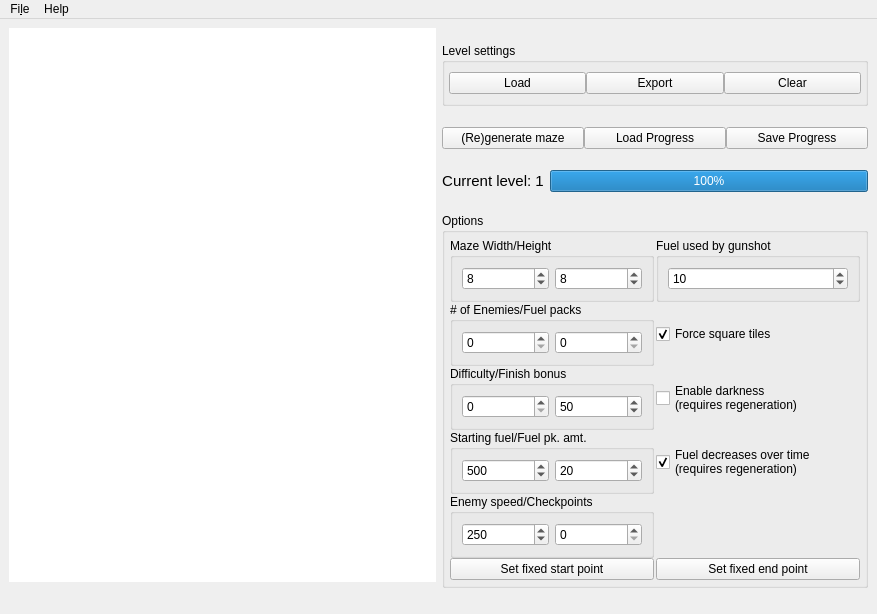
Before: the Qt Designer form mazegame.ui in GLolol/trulyamazed, drawn with Qt 5.
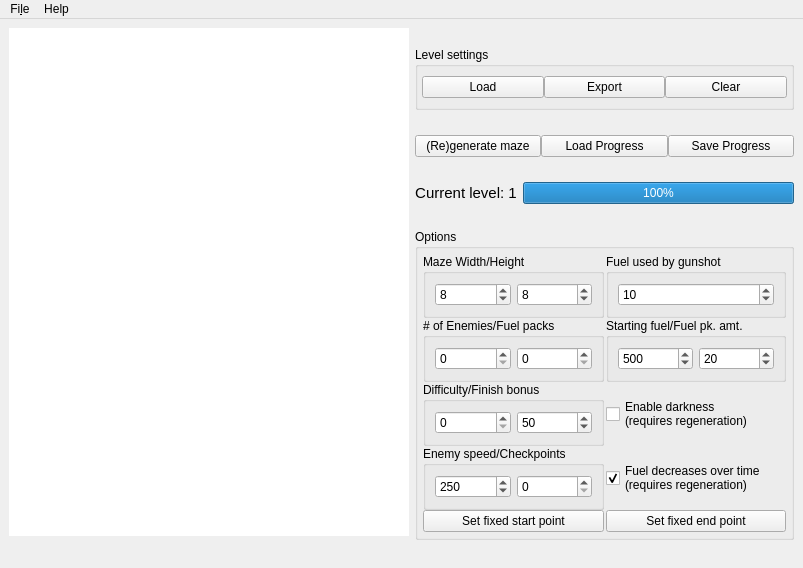
After: the same form once the commit is applied.

Commit message:
Remove "Force Square tiles" options
This is mostly useless because non-square mazes look awful.

Patch:
```diff
--- a/mazegame.ui
+++ b/mazegame.ui
@@ -6,8 +6,8 @@
    <rect>
     <x>0</x>
     <y>0</y>
-    <width>877</width>
-    <height>614</height>
+    <width>803</width>
+    <height>568</height>
    </rect>
   </property>
   <property name="windowTitle">
@@ -347,57 +347,6 @@
            </property>
           </widget>
          </item>
-         <item row="3" column="0">
-          <widget class="QGroupBox" name="fuelsettings_groupbox">
-           <property name="title">
-            <string>Starting fuel/Fuel pk. amt.</string>
-           </property>
-           <layout class="QHBoxLayout" name="horizontalLayout_6">
-            <item>
-             <widget class="QSpinBox" name="starting_fuel_spinbox">
-              <property name="minimum">
-               <number>5</number>
-              </property>
-              <property name="maximum">
-               <number>1000000</number>
-              </property>
-              <property name="value">
-               <number>500</number>
-              </property>
-             </widget>
-            </item>
-            <item>
-             <widget class="QSpinBox" name="fuel_pack_amount_spinbox">
-              <property name="minimum">
-               <number>1</number>
-              </property>
-              <property name="maximum">
-               <number>10000</number>
-              </property>
-              <property name="value">
-               <number>20</number>
-              </property>
-             </widget>
-            </item>
-           </layout>
-          </widget>
-         </item>
-         <item row="1" column="1">
-          <widget class="QCheckBox" name="force_square_tiles">
-           <property name="sizePolicy">
-            <sizepolicy hsizetype="Minimum" vsizetype="MinimumExpanding">
-             <horstretch>0</horstretch>
-             <verstretch>0</verstretch>
-            </sizepolicy>
-           </property>
-           <property name="text">
-            <string>Force square tiles</string>
-           </property>
-           <property name="checked">
-            <bool>true</bool>
-           </property>
-          </widget>
-         </item>
          <item row="2" column="1">
           <widget class="QCheckBox" name="enable_darkness">
            <property name="text">
@@ -439,7 +388,42 @@
            </property>
           </widget>
          </item>
-         <item row="4" column="0">
+         <item row="1" column="1">
+          <widget class="QGroupBox" name="fuelsettings_groupbox">
+           <property name="title">
+            <string>Starting fuel/Fuel pk. amt.</string>
+           </property>
+           <layout class="QHBoxLayout" name="horizontalLayout_6">
+            <item>
+             <widget class="QSpinBox" name="starting_fuel_spinbox">
+              <property name="minimum">
+               <number>5</number>
+              </property>
+              <property name="maximum">
+               <number>1000000</number>
+              </property>
+              <property name="value">
+               <number>500</number>
+              </property>
+             </widget>
+            </item>
+            <item>
+             <widget class="QSpinBox" name="fuel_pack_amount_spinbox">
+              <property name="minimum">
+               <number>1</number>
+              </property>
+              <property name="maximum">
+               <number>10000</number>
+              </property>
+              <property name="value">
+               <number>20</number>
+              </property>
+             </widget>
+            </item>
+           </layout>
+          </widget>
+         </item>
+         <item row="3" column="0">
           <widget class="QGroupBox" name="enemysettings_groupbox">
            <property name="title">
             <string>Enemy speed/Checkpoints</string>
@@ -489,7 +473,7 @@
     <rect>
      <x>0</x>
      <y>0</y>
-     <width>877</width>
+     <width>803</width>
      <height>30</height>
     </rect>
    </property>
```
The commit also changes 2 other files.
